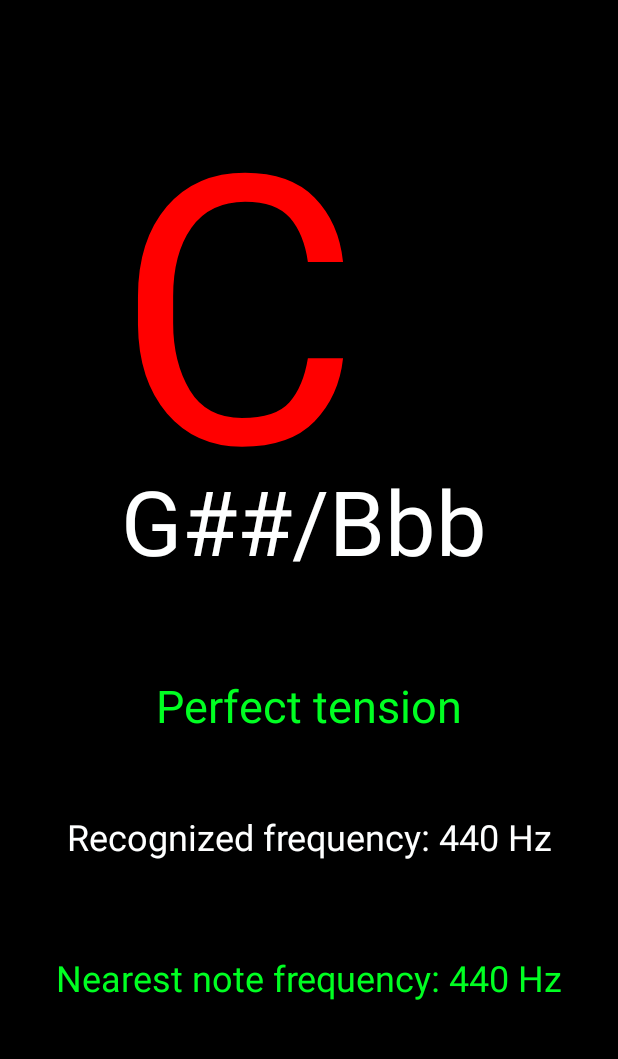
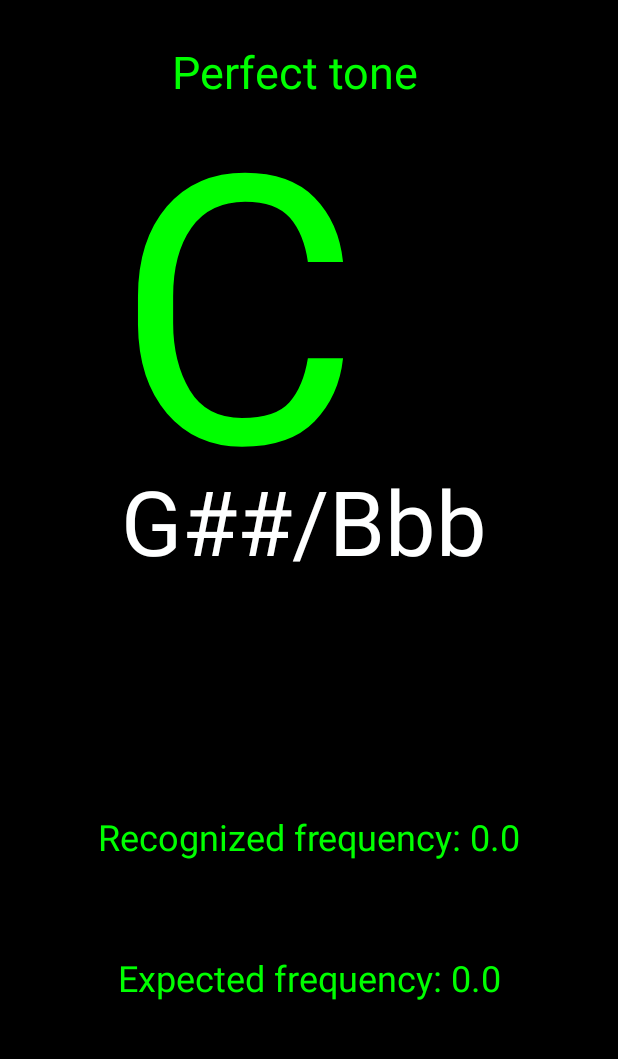
Before and after one commit to irina-voropaeva/GuitarTuner, an Android app: the screen it shows after launch (MainActivity), on a phone screen of 412 x 824 dp, the part 62-1121 px from its top. Run offline under Robolectric (Android 15) with nearby library versions, the phone set to English and light mode, and no system bars; 3 statements that could not run were skipped.

Commit message:
Last fixes from 2019

```diff
--- a/app/src/main/java/com/ksu/lunmijo/guitartuner/MainActivity.java
+++ b/app/src/main/java/com/ksu/lunmijo/guitartuner/MainActivity.java
@@ -1,25 +1,18 @@
 package com.ksu.lunmijo.guitartuner;
 
 import android.Manifest;
-import android.app.Application;
 import android.content.pm.PackageManager;
 import android.graphics.Color;
-import android.os.Build;
-import android.support.annotation.RequiresApi;
-import android.support.annotation.UiThread;
+import android.os.Bundle;
+import android.os.Handler;
 import android.support.v4.app.ActivityCompat;
 import android.support.v7.app.AppCompatActivity;
-import android.os.Bundle;
 import android.widget.TextView;
 
-import com.ksu.lunmijo.guitartuner.audiorecorder.AndroidAudioConfig;
-import com.ksu.lunmijo.guitartuner.audiorecorder.converter.PCMArrayConverter;
-import com.ksu.lunmijo.guitartuner.audiorecorder.AndroidAudioRecorder;
+import com.ksu.lunmijo.guitartuner.note.MapFrequencyFinder;
 import com.ksu.lunmijo.guitartuner.threads.AnalyzerThread;
 import com.ksu.lunmijo.guitartuner.threads.AudioRecordThread;
 import com.ksu.lunmijo.guitartuner.threads.CommonInformationForThreads;
-
-import java.util.concurrent.ThreadPoolExecutor;
 
 public class MainActivity extends AppCompatActivity {
 
@@ -29,20 +22,60 @@ public class MainActivity extends AppCompatActivity {
     protected void onCreate(Bundle savedInstanceState) {
         super.onCreate(savedInstanceState);
         setContentView(R.layout.activity_main);
+        final MapFrequencyFinder mapFrequencyFinder = new MapFrequencyFinder();
 
         if (ActivityCompat.checkSelfPermission(this, Manifest.permission.RECORD_AUDIO)
                 != PackageManager.PERMISSION_GRANTED) {
 
             ActivityCompat.requestPermissions(this, new String[]{Manifest.permission.RECORD_AUDIO},
                     123);
+        } else {
+            new AudioRecordThread(this).run();
+            new AnalyzerThread(this).run();
+            final TextView resultNote = (TextView) findViewById(R.id.findedNote);
+            final TextView anotherNoteName = (TextView) findViewById(R.id.anotherNoteNames);
+            final TextView recomendation = (TextView) findViewById(R.id.recomendation);
+            final TextView actualFrequency = (TextView) findViewById(R.id.actualFrequency);
+            final TextView expectedFrequency = (TextView) findViewById(R.id.expectedFrequency);
+            resultNote.setText(commonInformationForThreads.getNoteName());
+
+            if (commonInformationForThreads.getIsOkNote()) {
+                final Handler handler = new Handler();
+                handler.post(new Runnable() {
+                    @Override
+                    public void run() {
+                        resultNote.setText(commonInformationForThreads.getNoteName());
+                        resultNote.setTextColor(Color.rgb(0, 255, 0));
+                        recomendation.setText("Perfect tone");
+                        recomendation.setTextColor(Color.rgb(0, 255, 0));
+                        actualFrequency.setText("Recognized frequency: " + Double.toString(commonInformationForThreads.getFrequency()));
+                        actualFrequency.setTextColor(Color.rgb(0, 255, 0));
+                        expectedFrequency.setText("Expected frequency: " + Double.toString(commonInformationForThreads.getFrequency()));
+                        expectedFrequency.setTextColor(Color.rgb(0, 255, 0));
+
+                        handler.postDelayed(this, 500); // set time here to refresh textView
+
+                    }
+                });
+
+            } else {
+                final Handler handler = new Handler();
+                handler.post(new Runnable() {
+                    @Override
+                    public void run() {
+                        double tone = mapFrequencyFinder.getNearestTone(commonInformationForThreads.getFrequency());
+                        actualFrequency.setText("Recognized frequency: " + Double.toString(tone));
+                        actualFrequency.setTextColor(Color.rgb(255, 0, 0));
+
+                        expectedFrequency.setText("Expected frequency: " + mapFrequencyFinder.getFindedNote());
+                        expectedFrequency.setTextColor(Color.rgb(255, 0, 0));
+
+                        handler.postDelayed(this, 500); // set time here to refresh textView
+                    }
+
+                });
+            }
+
         }
-        else {
-                new AudioRecordThread(this).run();
-                new AnalyzerThread(this).run();
-            TextView resultNote = (TextView) findViewById(R.id.findedNote);
-            resultNote.setText(commonInformationForThreads.getNoteName());
-            resultNote.setTextColor(Color.rgb(255, 0, 0));
-        }
-
     }
 }
--- a/app/src/main/java/com/ksu/lunmijo/guitartuner/threads/AnalyzerThread.java
+++ b/app/src/main/java/com/ksu/lunmijo/guitartuner/threads/AnalyzerThread.java
@@ -6,7 +6,7 @@ import com.ksu.lunmijo.guitartuner.MainActivity;
 import com.ksu.lunmijo.guitartuner.detection.FFT.Complex;
 import com.ksu.lunmijo.guitartuner.detection.FFT.FFT;
 
-public class AnalyzerThread implements Runnable {
+public class AnalyzerThread extends Thread {
 
     Activity activity;
 
--- a/app/src/main/java/com/ksu/lunmijo/guitartuner/threads/CommonInformationForThreads.java
+++ b/app/src/main/java/com/ksu/lunmijo/guitartuner/threads/CommonInformationForThreads.java
@@ -11,6 +11,10 @@ public class CommonInformationForThreads {
     private volatile double frequency;
 
     private volatile String noteName = "C";
+
+    private volatile String recomendation = "Perfect tone";
+
+    private volatile boolean isOkNote = true;
 
     public float[] getBytes() {
         return bytes;
@@ -44,4 +48,12 @@ public class CommonInformationForThreads {
         this.noteName = noteName;
     }
 
+    public boolean getIsOkNote() {
+        return this.isOkNote;
+    }
+
+    public void setIsOkNote(boolean isOk) {
+        this.isOkNote = isOk;
+    }
+
 }
--- a/app/src/main/res/layout/activity_main.xml
+++ b/app/src/main/res/layout/activity_main.xml
@@ -23,29 +23,19 @@
         app:layout_constraintTop_toTopOf="parent" />
 
     <TextView
-        android:id="@+id/tensionInfo"
-        android:layout_width="302dp"
+        android:id="@+id/recomendation"
+        android:layout_width="394dp"
         android:layout_height="66dp"
-        android:layout_marginStart="32dp"
-        android:layout_marginLeft="32dp"
-        android:layout_marginTop="32dp"
-        android:layout_marginEnd="32dp"
-        android:layout_marginRight="32dp"
-        android:layout_marginBottom="32dp"
         android:gravity="center|center_horizontal|center_vertical"
         android:text="@string/recomendation"
         android:textColor="@color/colorAccent"
         android:textColorLink="@color/white"
         android:textSize="30sp"
-        app:layout_constraintBottom_toBottomOf="parent"
-        app:layout_constraintEnd_toEndOf="parent"
-        app:layout_constraintHorizontal_bias="0.488"
-        app:layout_constraintStart_toStartOf="parent"
-        app:layout_constraintTop_toTopOf="parent"
-        app:layout_constraintVertical_bias="0.612" />
+        tools:layout_editor_absoluteX="0dp"
+        tools:layout_editor_absoluteY="400dp" />
 
     <TextView
-        android:id="@+id/recognizedFreq"
+        android:id="@+id/actualFrequency"
         android:layout_width="345dp"
         android:layout_height="65dp"
         android:layout_marginStart="32dp"
@@ -66,7 +56,7 @@
         app:layout_constraintVertical_bias="0.749" />
 
     <TextView
-        android:id="@+id/expectedFreq"
+        android:id="@+id/expectedFrequency"
         android:layout_width="345dp"
         android:layout_height="65dp"
         android:layout_marginStart="32dp"
```
Also changed, not shown: app/src/main/java/com/ksu/lunmijo/guitartuner/note/MapFrequencyFinder.java (+39 -0 lines), 14 other files.
